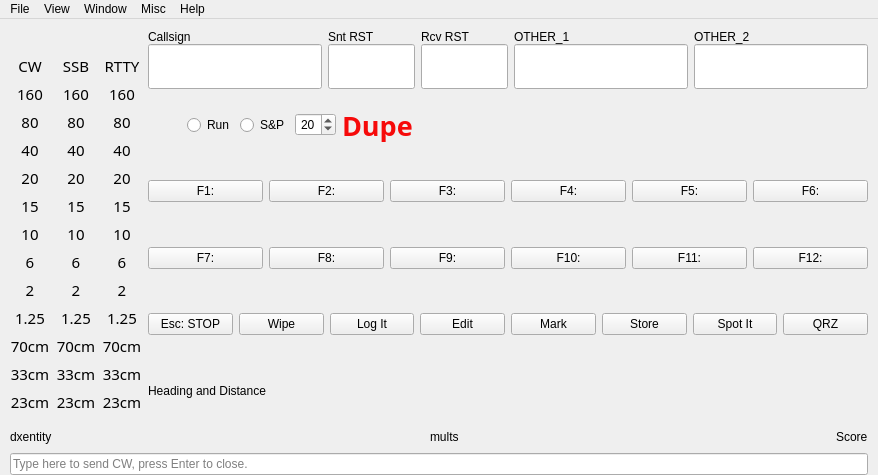
Qt form not1mm/data/main.ui (kyleboyle/not1mm) before a commit.
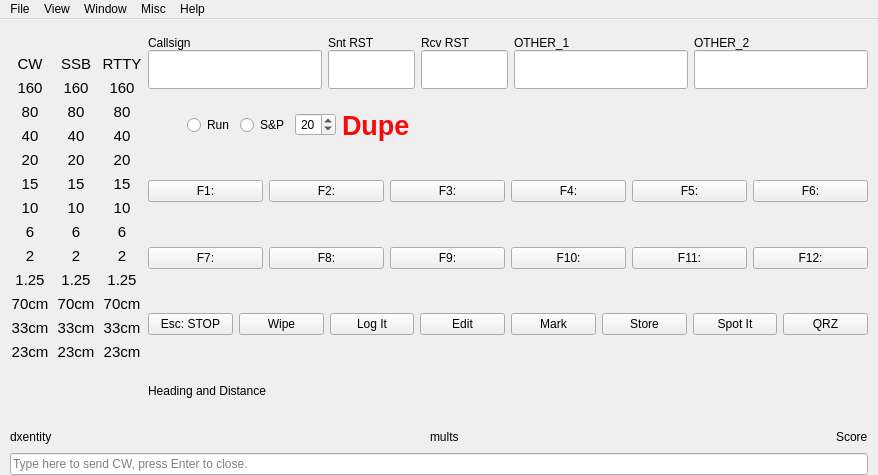
The same form after that commit.

```diff
--- a/not1mm/data/main.ui
+++ b/not1mm/data/main.ui
@@ -48,18 +48,17 @@
        <layout class="QHBoxLayout" name="mainsection">
         <item>
          <widget class="QFrame" name="Band_Mode_Frame_CW">
-          <property name="font">
-           <font>
-            <family>JetBrains Mono</family>
-            <pointsize>11</pointsize>
-           </font>
-          </property>
           <property name="minimumSize">
            <size>
             <width>40</width>
             <height>0</height>
            </size>
           </property>
+          <property name="font">
+           <font>
+            <pointsize>11</pointsize>
+           </font>
+          </property>
           <property name="lineWidth">
            <number>0</number>
           </property>
@@ -227,18 +226,17 @@
         </item>
         <item>
          <widget class="QFrame" name="Band_Mode_Frame_SSB">
-          <property name="font">
-           <font>
-            <family>JetBrains Mono</family>
-            <pointsize>11</pointsize>
-           </font>
-          </property>
           <property name="minimumSize">
            <size>
             <width>40</width>
             <height>0</height>
            </size>
           </property>
+          <property name="font">
+           <font>
+            <pointsize>11</pointsize>
+           </font>
+          </property>
           <property name="frameShape">
            <enum>QFrame::NoFrame</enum>
           </property>
@@ -406,18 +404,17 @@
         </item>
         <item>
          <widget class="QFrame" name="Band_Mode_Frame_RTTY">
-          <property name="font">
-           <font>
-            <family>JetBrains Mono</family>
-            <pointsize>11</pointsize>
-           </font>
-          </property>
           <property name="minimumSize">
            <size>
             <width>40</width>
             <height>0</height>
            </size>
           </property>
+          <property name="font">
+           <font>
+            <pointsize>11</pointsize>
+           </font>
+          </property>
           <property name="frameShape">
            <enum>QFrame::NoFrame</enum>
           </property>
@@ -610,7 +607,6 @@
                 <widget class="QLineEdit" name="callsign">
                  <property name="font">
                   <font>
-                   <family>JetBrains Mono</family>
                    <pointsize>20</pointsize>
                   </font>
                  </property>
@@ -650,7 +646,6 @@
                 <widget class="QLineEdit" name="sent">
                  <property name="font">
                   <font>
-                   <family>JetBrains Mono</family>
                    <pointsize>20</pointsize>
                   </font>
                  </property>
@@ -687,13 +682,12 @@
                 <widget class="QLineEdit" name="receive">
                  <property name="font">
                   <font>
-                   <family>JetBrains Mono</family>
                    <pointsize>20</pointsize>
                   </font>
                  </property>
-                 <property name="focusPolicy">
-                  <enum>Qt::ClickFocus</enum>
-                 </property>
+                 <!--property name="focusPolicy">
+                  <enum>Qt::TabFocus</enum>
+                 </property-->
                  <property name="accessibleName">
                   <string>RST Received</string>
                  </property>
@@ -724,12 +718,14 @@
                 <widget class="QLineEdit" name="other_1">
                  <property name="font">
                   <font>
-                   <family>JetBrains Mono</family>
                    <pointsize>20</pointsize>
                   </font>
                  </property>
-                 <property name="focusPolicy">
-                  <enum>Qt::ClickFocus</enum>
+                 <!--property name="focusPolicy">
+                  <enum>Qt::TabFocus</enum>
+                 </property-->
+                 <property name="accessibleName">
+                  <string>edit field3</string>
                  </property>
                  <property name="styleSheet">
                   <string notr="true">QLineEdit {border-bottom-width: 2px; height:1.8em}</string>
@@ -767,12 +763,14 @@
                 <widget class="QLineEdit" name="other_2">
                  <property name="font">
                   <font>
-                   <family>JetBrains Mono</family>
                    <pointsize>20</pointsize>
                   </font>
                  </property>
-                 <property name="focusPolicy">
-                  <enum>Qt::ClickFocus</enum>
+                 <!--property name="focusPolicy">
+                  <enum>Qt::TabFocus</enum>
+                 </property-->
+                 <property name="accessibleName">
+                  <string>edit field4</string>
                  </property>
                  <property name="styleSheet">
                   <string notr="true">QLineEdit {border-bottom-width: 2px; height:1.8em;}</string>
@@ -889,7 +887,6 @@
               </property>
               <property name="font">
                <font>
-                <family>JetBrains Mono</family>
                 <pointsize>20</pointsize>
                 <bold>true</bold>
                </font>
```
Left out of the diff: 49 changed lines with no effect on the pictures.
